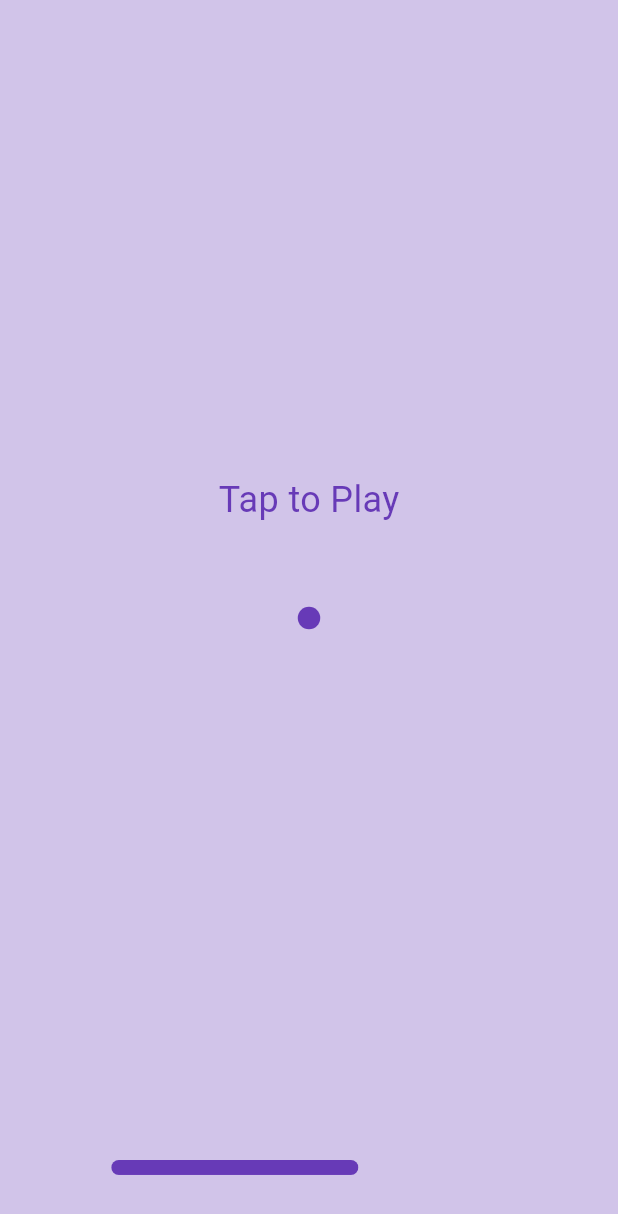
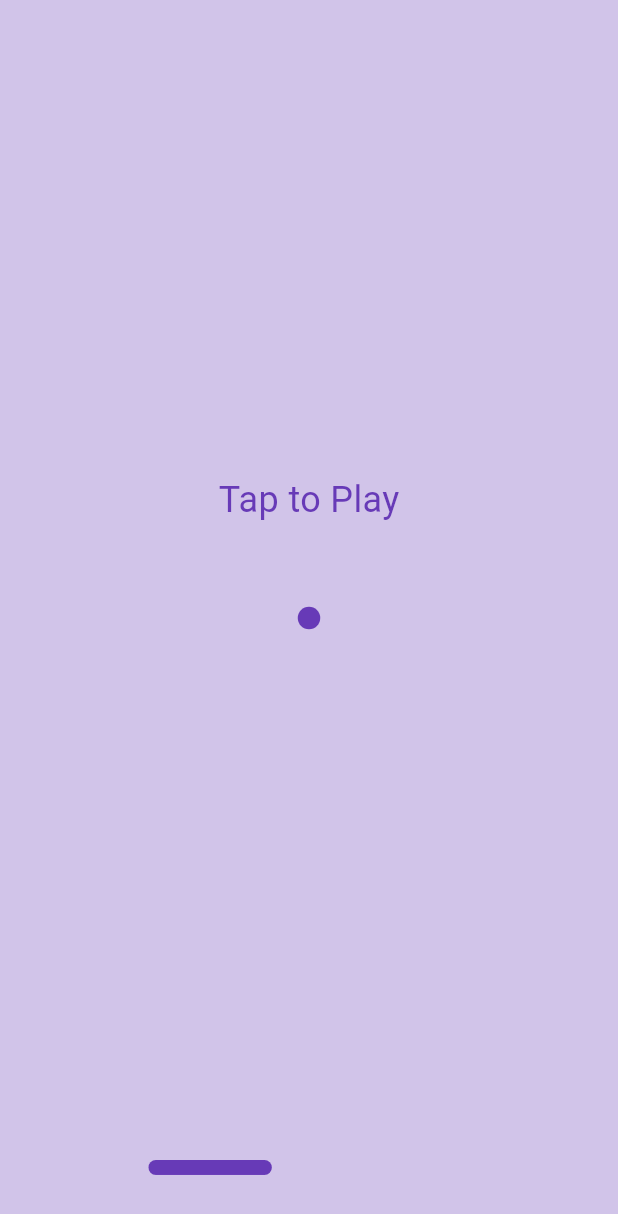
Before and after one commit to CLS11/brick-breaker, a Flutter app: the screen it shows after launch, on a phone screen of 412 x 824 dp. Shown: the top 1214 px of the screen. Run offline on Flutter 3.47's test engine with Material 3 defaults, Android fonts, the phone set to English and light mode, and no system bars.

Commit message:
Added all the necessary methods.

```diff
--- a/lib/player.dart
+++ b/lib/player.dart
@@ -1,10 +1,11 @@
 import 'package:flutter/material.dart';
 
 class Player extends StatelessWidget {
+  final double playerX;
+  final double playerWidth;
+
   const Player({super.key, required this.playerX, required this.playerWidth});
 
-  final double  playerX;
-  final double playerWidth;
   @override
   Widget build(BuildContext context) {
     return Container(
@@ -13,7 +14,7 @@ class Player extends StatelessWidget {
         borderRadius: BorderRadius.circular(10),
         child: Container(
           height: 10,
-          width: MediaQuery.of(context).size.width * playerWidth,
+          width: MediaQuery.of(context).size.width * playerWidth / 2,
           color: Colors.deepPurple,
         ),
       ),
```
